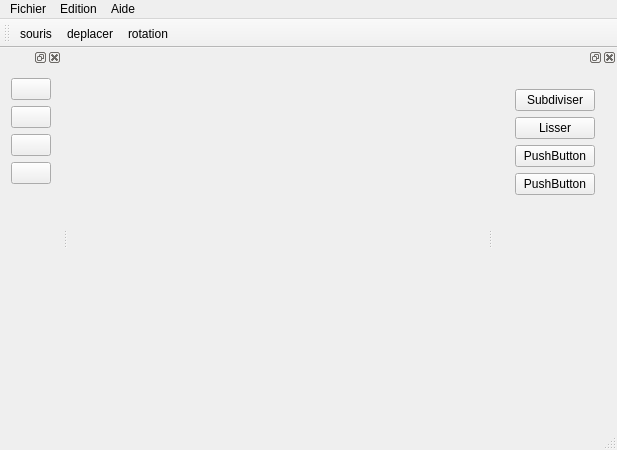
This is src/gui/mainWindow.ui in slvrgauthier/OpenSculpt as Qt 5 draws it before an edit. The edited form follows.
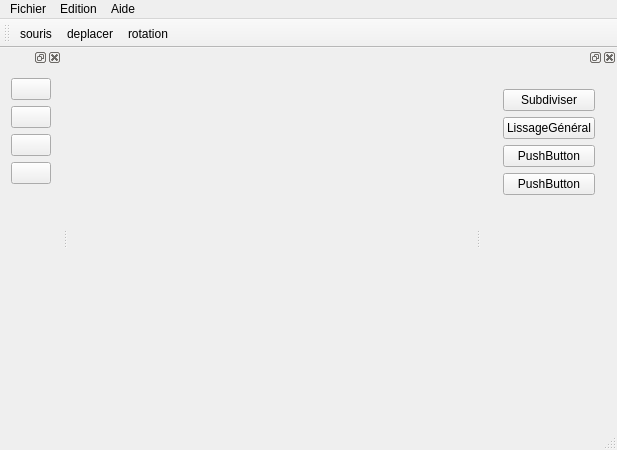
This is the edited form. Icons and pictures are not drawn. Custom widgets are drawn as their Qt base class.

Commit message: Ajout du grisement des boutons quand l'un est selectionné

Diff of the .ui file:
```diff
--- a/src/gui/mainWindow.ui
+++ b/src/gui/mainWindow.ui
@@ -100,7 +100,7 @@
         <item>
          <widget class="QPushButton" name="widgetsmooth">
           <property name="text">
-           <string>Lisser</string>
+           <string>LissageGénéral</string>
           </property>
          </widget>
         </item>
```
Left out of the diff: 4 changed lines with no effect on the pictures. The commit also changes 5 other files.
